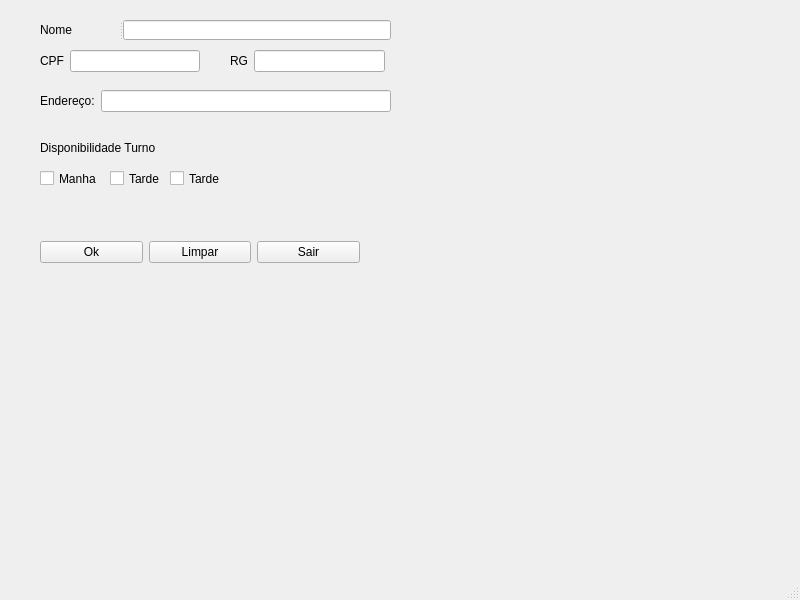
Before: the Qt Designer form Geovani/cadastroprofessores.ui in UnPComp2013/Grupo5, drawn with Qt 5.
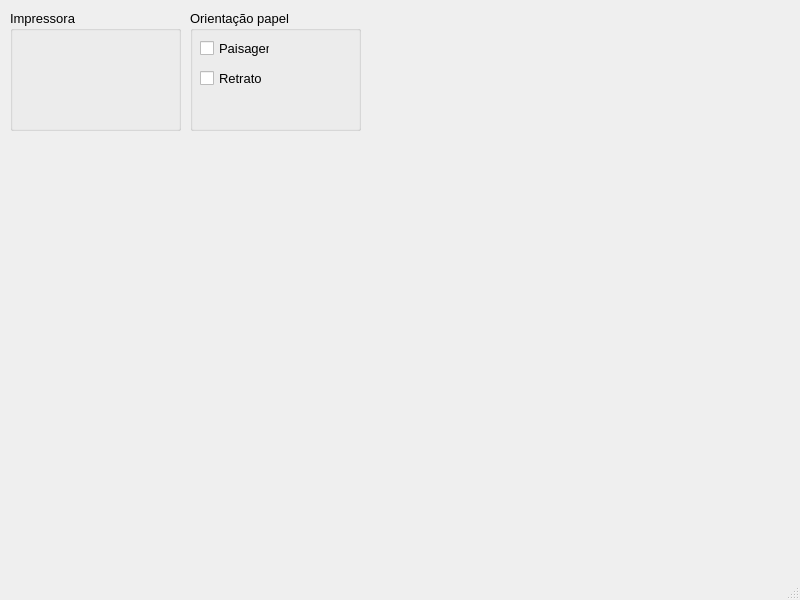
After: the same form once the commit is applied.

Patch:
```diff
--- a/Geovani/cadastroprofessores.ui
+++ b/Geovani/cadastroprofessores.ui
@@ -14,175 +14,67 @@
    <string>MainWindow</string>
   </property>
   <widget class="QWidget" name="centralwidget">
-   <widget class="QLabel" name="label_6">
+   <widget class="QGroupBox" name="groupBox">
     <property name="geometry">
      <rect>
-      <x>40</x>
-      <y>140</y>
-      <width>181</width>
-      <height>16</height>
+      <x>10</x>
+      <y>10</y>
+      <width>171</width>
+      <height>121</height>
      </rect>
     </property>
-    <property name="text">
-     <string>Disponibilidade Turno</string>
+    <property name="font">
+     <font>
+      <pointsize>10</pointsize>
+     </font>
     </property>
-   </widget>
-   <widget class="QCheckBox" name="checkBox">
-    <property name="geometry">
-     <rect>
-      <x>40</x>
-      <y>170</y>
-      <width>70</width>
-      <height>17</height>
-     </rect>
+    <property name="title">
+     <string>Impressora</string>
     </property>
-    <property name="text">
-     <string>Manha</string>
-    </property>
    </widget>
-   <widget class="QCheckBox" name="checkBox_2">
+   <widget class="QGroupBox" name="groupBox_2">
     <property name="geometry">
      <rect>
-      <x>110</x>
-      <y>170</y>
-      <width>70</width>
-      <height>17</height>
+      <x>190</x>
+      <y>10</y>
+      <width>171</width>
+      <height>121</height>
      </rect>
     </property>
-    <property name="text">
-     <string>Tarde</string>
+    <property name="font">
+     <font>
+      <pointsize>10</pointsize>
+     </font>
     </property>
-   </widget>
-   <widget class="QCheckBox" name="checkBox_3">
-    <property name="geometry">
-     <rect>
-      <x>170</x>
-      <y>170</y>
-      <width>70</width>
-      <height>17</height>
-     </rect>
+    <property name="title">
+     <string>Orientação papel</string>
     </property>
-    <property name="text">
-     <string>Tarde</string>
-    </property>
-   </widget>
-   <widget class="QWidget" name="">
-    <property name="geometry">
-     <rect>
-      <x>40</x>
-      <y>50</y>
-      <width>160</width>
-      <height>22</height>
-     </rect>
-    </property>
-    <layout class="QHBoxLayout" name="horizontalLayout">
-     <item>
-      <widget class="QLabel" name="label_2">
-       <property name="text">
-        <string>CPF</string>
-       </property>
-      </widget>
-     </item>
-     <item>
-      <widget class="QLineEdit" name="lineEdit_2"/>
-     </item>
-    </layout>
-   </widget>
-   <widget class="QSplitter" name="splitter">
-    <property name="geometry">
-     <rect>
-      <x>40</x>
-      <y>20</y>
-      <width>351</width>
-      <height>20</height>
-     </rect>
-    </property>
-    <property name="orientation">
-     <enum>Qt::Horizontal</enum>
-    </property>
-    <widget class="QLabel" name="label">
+    <widget class="QCheckBox" name="checkBox">
+     <property name="geometry">
+      <rect>
+       <x>10</x>
+       <y>30</y>
+       <width>70</width>
+       <height>17</height>
+      </rect>
+     </property>
      <property name="text">
-      <string>Nome</string>
+      <string>Paisagem</string>
      </property>
     </widget>
-    <widget class="QLineEdit" name="lineEdit"/>
-   </widget>
-   <widget class="QWidget" name="">
-    <property name="geometry">
-     <rect>
-      <x>230</x>
-      <y>50</y>
-      <width>155</width>
-      <height>22</height>
-     </rect>
-    </property>
-    <layout class="QHBoxLayout" name="horizontalLayout_2">
-     <item>
-      <widget class="QLabel" name="label_4">
-       <property name="text">
-        <string>RG</string>
-       </property>
-      </widget>
-     </item>
-     <item>
-      <widget class="QLineEdit" name="lineEdit_4"/>
-     </item>
-    </layout>
-   </widget>
-   <widget class="QWidget" name="">
-    <property name="geometry">
-     <rect>
-      <x>40</x>
-      <y>90</y>
-      <width>351</width>
-      <height>22</height>
-     </rect>
-    </property>
-    <layout class="QHBoxLayout" name="horizontalLayout_3">
-     <item>
-      <widget class="QLabel" name="label_5">
-       <property name="text">
-        <string>Endereço:</string>
-       </property>
-      </widget>
-     </item>
-     <item>
-      <widget class="QLineEdit" name="lineEdit_5"/>
-     </item>
-    </layout>
-   </widget>
-   <widget class="QWidget" name="">
-    <property name="geometry">
-     <rect>
-      <x>40</x>
-      <y>240</y>
-      <width>320</width>
-      <height>25</height>
-     </rect>
-    </property>
-    <layout class="QHBoxLayout" name="horizontalLayout_4">
-     <item>
-      <widget class="QPushButton" name="pushButton">
-       <property name="text">
-        <string>Ok</string>
-       </property>
-      </widget>
-     </item>
-     <item>
-      <widget class="QPushButton" name="pushButton_2">
-       <property name="text">
-        <string>Limpar</string>
-       </property>
-      </widget>
-     </item>
-     <item>
-      <widget class="QPushButton" name="pushButton_3">
-       <property name="text">
-        <string>Sair</string>
-       </property>
-      </widget>
-     </item>
-    </layout>
+    <widget class="QCheckBox" name="checkBox_2">
+     <property name="geometry">
+      <rect>
+       <x>10</x>
+       <y>60</y>
+       <width>70</width>
+       <height>17</height>
+      </rect>
+     </property>
+     <property name="text">
+      <string>Retrato</string>
+     </property>
+    </widget>
    </widget>
   </widget>
   <widget class="QMenuBar" name="menubar">
```
Left out of the diff: 4 changed lines with no effect on the pictures.
